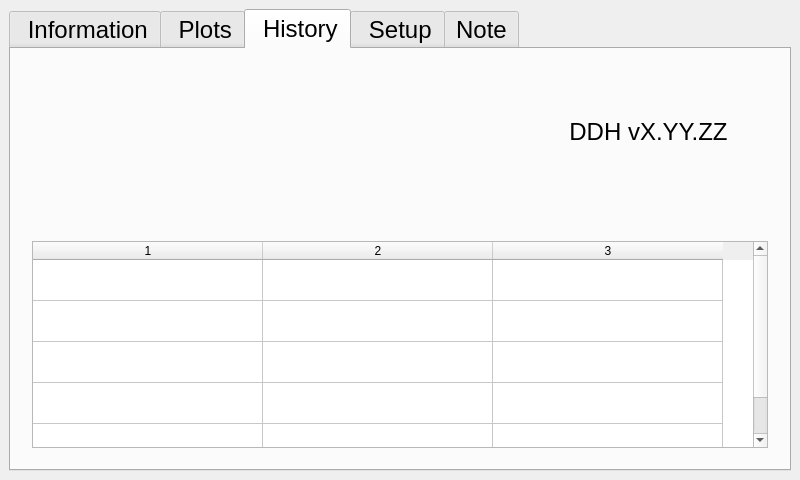
Qt form ddh/gui/designer_main.ui (LowellInstruments/ddh_new) before a commit.
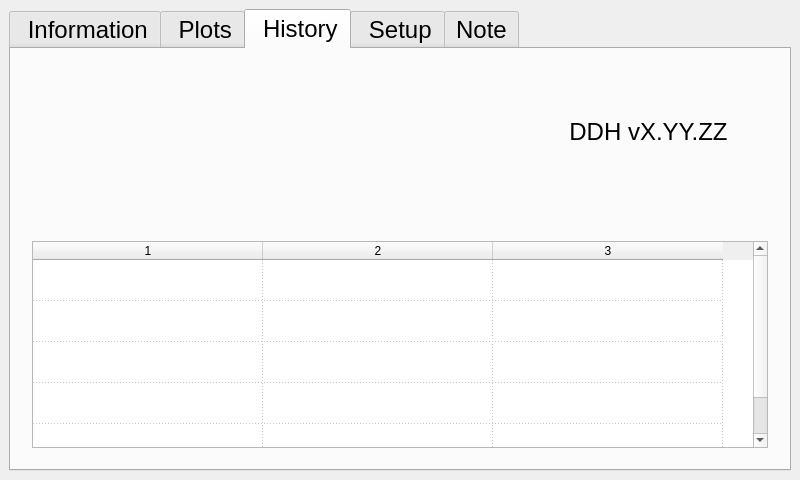
The same form after that commit. The open tabs and pages were chosen to show the change. Icons and pictures are not drawn.

Diff of the .ui file:
```diff
--- a/ddh/gui/designer_main.ui
+++ b/ddh/gui/designer_main.ui
@@ -578,6 +578,12 @@
               <property name="showGrid">
                <bool>true</bool>
               </property>
+              <property name="gridStyle">
+               <enum>Qt::DotLine</enum>
+              </property>
+              <property name="sortingEnabled">
+               <bool>true</bool>
+              </property>
               <property name="rowCount">
                <number>5</number>
               </property>
```
Left out of the diff: 2 changed lines with no effect on the pictures.
